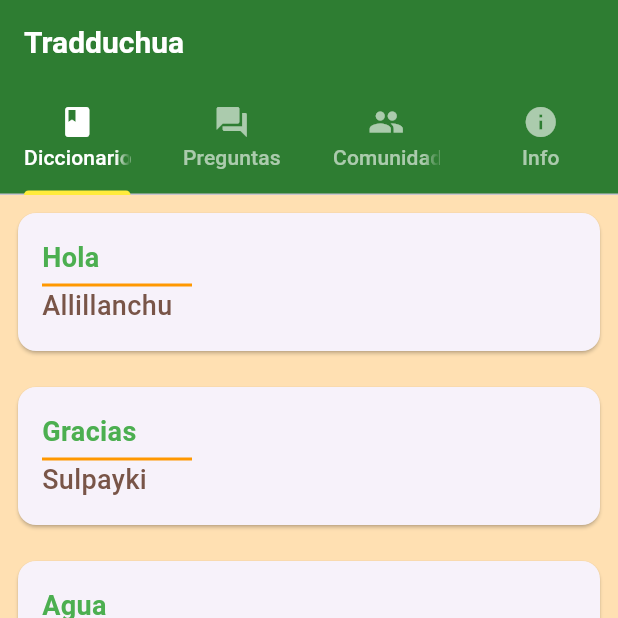
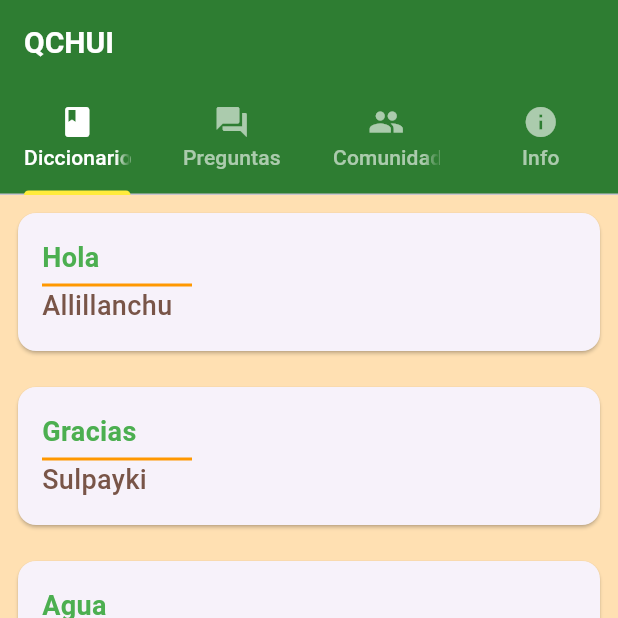
Before and after one commit to Honorio-Morales/AppQCHUI, a Flutter app: the screen it shows after launch, on a phone screen of 412 x 824 dp, the top half of it. Run offline on Flutter 3.47's test engine with Material 3 defaults, Android fonts, the phone set to English and light mode, and no system bars.

Commit message:
Mas de QCHUI

```diff
--- a/lib/main.dart
+++ b/lib/main.dart
@@ -38,7 +38,7 @@ class TradduchuaHome extends StatelessWidget {
       length: 4, // 4 pestañas
       child: Scaffold(
         appBar: AppBar(
-          title: const Text('Tradduchua'),
+          title: const Text('QCHUI'),
           bottom: const TabBar(
             indicatorColor: Colors.yellow,
             labelColor: Colors.white,
```
